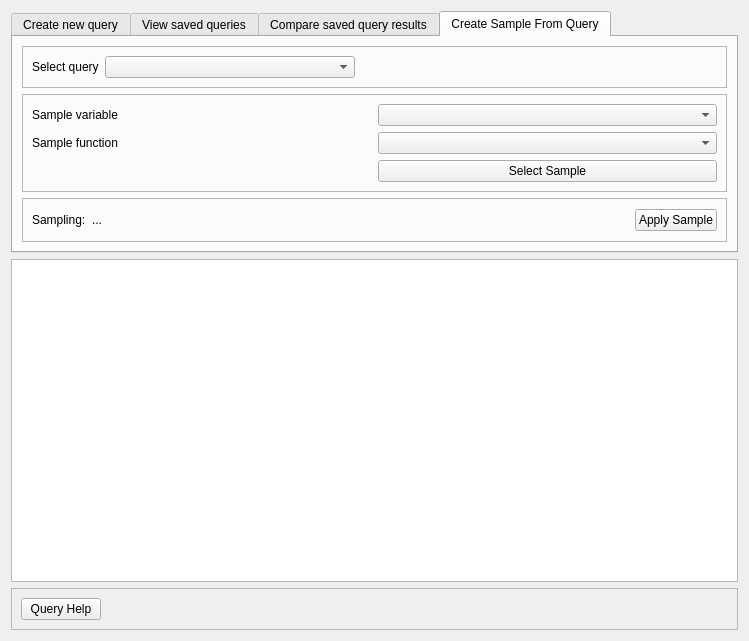
First picture: the form in ui/query_data_page.ui, repository usc-psychsim/psychsim-eval-gui, before the edit.
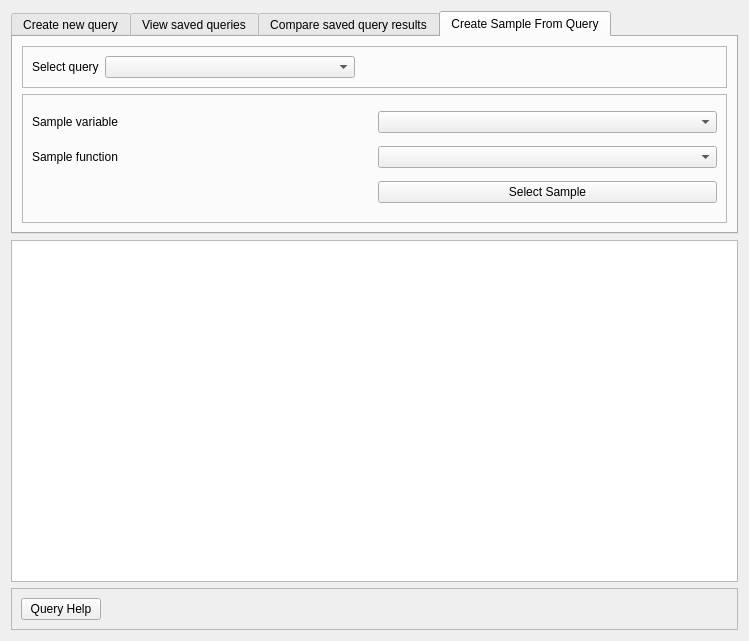
Second picture: the form after the edit. The open tabs and pages were chosen to show the change.

Commit message: Get functionality working again

```diff
--- a/ui/query_data_page.ui
+++ b/ui/query_data_page.ui
@@ -754,57 +754,6 @@
          </layout>
         </widget>
        </item>
-       <item>
-        <widget class="QFrame" name="frame_23">
-         <property name="frameShape">
-          <enum>QFrame::StyledPanel</enum>
-         </property>
-         <property name="frameShadow">
-          <enum>QFrame::Raised</enum>
-         </property>
-         <layout class="QHBoxLayout" name="horizontalLayout_19">
-          <item>
-           <widget class="QLabel" name="label_21">
-            <property name="sizePolicy">
-             <sizepolicy hsizetype="Minimum" vsizetype="Ignored">
-              <horstretch>0</horstretch>
-              <verstretch>0</verstretch>
-             </sizepolicy>
-            </property>
-            <property name="text">
-             <string>Sampling:</string>
-            </property>
-           </widget>
-          </item>
-          <item>
-           <widget class="QLabel" name="sample_info_label">
-            <property name="sizePolicy">
-             <sizepolicy hsizetype="Expanding" vsizetype="Ignored">
-              <horstretch>0</horstretch>
-              <verstretch>0</verstretch>
-             </sizepolicy>
-            </property>
-            <property name="text">
-             <string>...</string>
-            </property>
-           </widget>
-          </item>
-          <item>
-           <widget class="QPushButton" name="apply_query_sample_button">
-            <property name="sizePolicy">
-             <sizepolicy hsizetype="Fixed" vsizetype="Fixed">
-              <horstretch>0</horstretch>
-              <verstretch>0</verstretch>
-             </sizepolicy>
-            </property>
-            <property name="text">
-             <string>Apply Sample</string>
-            </property>
-           </widget>
-          </item>
-         </layout>
-        </widget>
-       </item>
       </layout>
      </widget>
     </widget>
```
Left out of the diff: 2 changed lines with no effect on the pictures. The commit also changes 2 other files.
